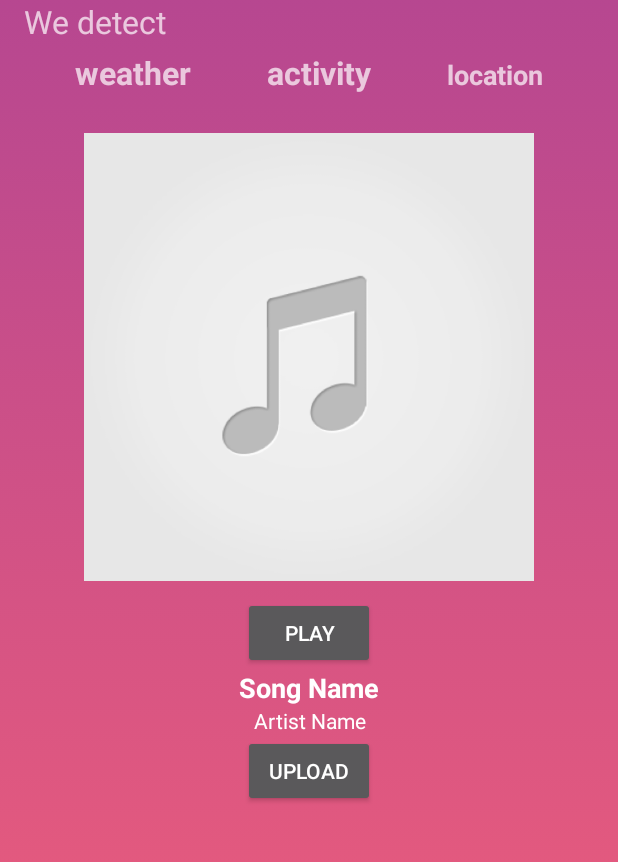
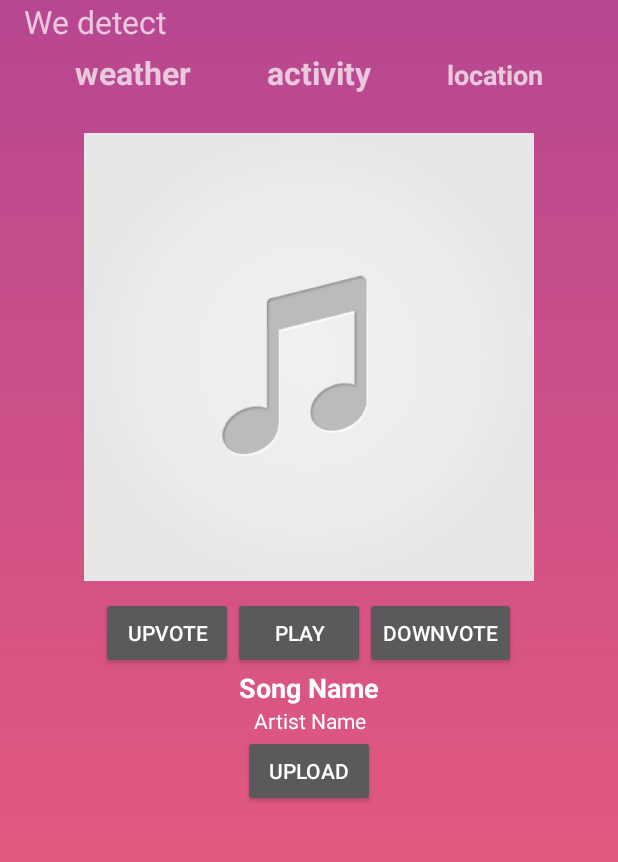
Before and after one commit to nnelson16/Tempo, an Android app: the screen it shows after launch (MainActivity), on a phone screen of 412 x 824 dp, the part 89-951 px from its top. Run offline under Robolectric (Android 15) with nearby library versions, the phone set to English and light mode, and no system bars; our stand-ins replace Volley; 4 statements that could not run were skipped.

Commit message:
added upvote/downvote

```diff
--- a/app/build.gradle
+++ b/app/build.gradle
@@ -29,5 +29,6 @@ dependencies {
     compile 'com.google.android.gms:play-services-places:10.2.1'
     compile 'com.android.volley:volley:1.0.0'
     compile 'com.google.android.exoplayer:exoplayer:r2.3.1'
+    compile 'com.android.support.constraint:constraint-layout:1.0.0-alpha9'
     testCompile 'junit:junit:4.12'
 }
--- a/app/src/main/res/layout/activity_main.xml
+++ b/app/src/main/res/layout/activity_main.xml
@@ -119,12 +119,33 @@
                 android:layout_gravity="center"
                 app:srcCompat="@drawable/default_album_art" />
 
-            <Button
-                android:id="@+id/trigger_button"
+            <LinearLayout
                 android:layout_width="wrap_content"
                 android:layout_height="wrap_content"
-                android:layout_gravity="center"
-                android:text="PLAY" />
+                android:orientation="horizontal"
+                android:layout_gravity="center">
+
+                <Button
+                    android:layout_width="wrap_content"
+                    android:layout_height="wrap_content"
+                    android:id="@+id/upvote"
+                    android:text="upvote"/>
+
+                <Button
+                    android:id="@+id/trigger_button"
+                    android:layout_width="wrap_content"
+                    android:layout_height="wrap_content"
+                    android:text="PLAY" />
+
+                <Button
+                    android:layout_width="wrap_content"
+                    android:layout_height="wrap_content"
+                    android:id="@+id/downvote"
+                    android:text="downvote"/>
+
+            </LinearLayout>
+
+
 
             <TextView
                 android:layout_width="match_parent"
```
Also changed, not shown: app/src/main/AndroidManifest.xml (+7 -7 lines), app/src/main/java/com/example/nikhil/tempo/MainActivity.java (+108 -2 lines), app/src/main/java/com/example/nikhil/tempo/Services/MusicService.java (+10 -0 lines).
